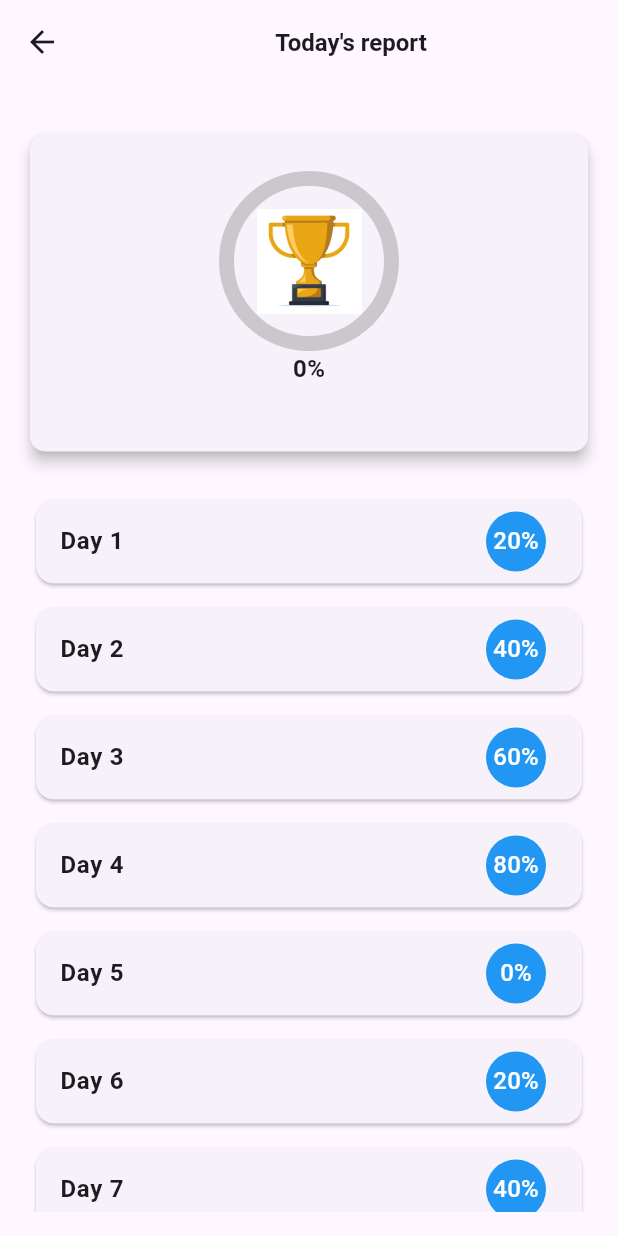
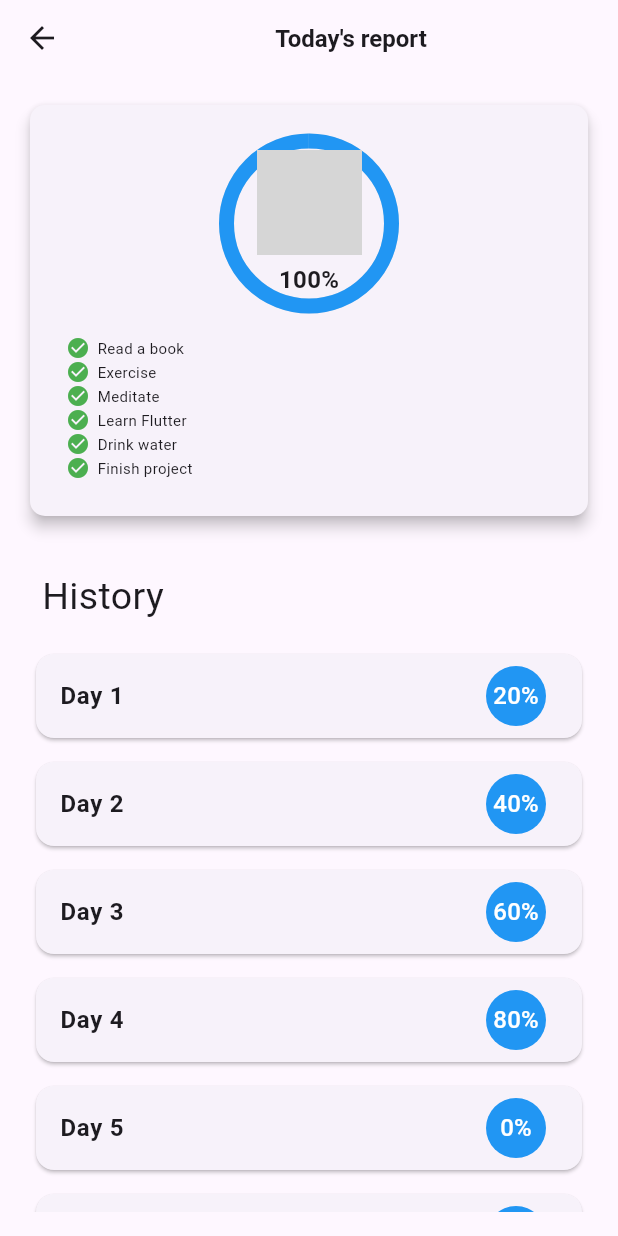
Before and after one commit to AlshaimaaAbdElnaeem/Habit-Tracker, a Flutter app: the ReportPageCall screen opened directly, on a phone screen of 412 x 824 dp. Run offline on Flutter 3.47's test engine with Material 3 defaults, Android fonts, the phone set to English and light mode, and no system bars; drawn by our look-alikes of percent_indicator; our stand-ins replace cloud_firestore, curved_navigation_bar, firebase_auth, firebase_core, firebase_storage, flutter_bloc and 3 more; accounts and stored records are empty; grey boxes are pictures that could not be loaded.

```diff
--- a/lib/features/report/presentation/views/report_page.dart
+++ b/lib/features/report/presentation/views/report_page.dart
@@ -15,7 +15,14 @@ class ReportPageCall extends StatefulWidget {
 }
 
 class _ReportPageState extends State<ReportPageCall> {
-  final List<String> completedTasks = [];
+  final List<String> completedTasks = [
+    'Read a book',
+    'Exercise',
+    'Meditate',
+    'Learn Flutter',
+    'Drink water',
+    'Finish project',
+  ];
 
   final List<String> incompleteTasks = [];
 
@@ -43,7 +50,7 @@ class _ReportPageState extends State<ReportPageCall> {
   Widget build(BuildContext context) {
     return Scaffold(
       appBar: PreferredSize(
-        preferredSize: Size.fromHeight(70.0), //the height of the AppBar
+        preferredSize: Size.fromHeight(50.0), //the height of the AppBar
         child: AppBar(
           title: Row(
             mainAxisAlignment: MainAxisAlignment.center,
@@ -77,40 +84,46 @@ class _ReportPageState extends State<ReportPageCall> {
                 child: Column(
                   children: [
                     // Circular Progress Indicator in the center
-                    Column(
-                      // Align children in the center
+                    Stack(
+                      alignment:
+                      Alignment.center, // Align children in the center
                       children: [
                         Container(
-                          width: 120,
+                          width: 110,
                           // Width of the circular progress indicator
-                          height: 120,
+                          height: 110,
                           // Height of the circular progress indicator
-                          child: ProgressCircle(
-                            radius: 60.0,
-                            centerWidget: Image.asset(
-                              'assets/images/cup.png', // Cup image
-                              width: 80, // Increase image width
-                              height: 70, // Increase image height
-                              // fit: BoxFit.cover,
+                          child: CircularProgressIndicator(
+                            value: _progressValue,
+                            strokeWidth: 10,
+                            // Stroke width
+                            backgroundColor: Colors.grey[300],
+                            valueColor:
+                            AlwaysStoppedAnimation<Color>(Colors.blue),
                           ),
-                            percent: (_progressValue * 100) / 100,
-                          ),
-                          //
-                          // CircularProgressIndicator(
-                          //   value: _progressValue,
-                          //   strokeWidth: 10,
-                          //   // Stroke width
-                          //   backgroundColor: Colors.grey[300],
-                          //   valueColor:
-                          //   AlwaysStoppedAnimation<Color>(Colors.blue),
-                          // ),
                         ),
                         // Image inside the circular progress
+                        Column(
+                          mainAxisAlignment: MainAxisAlignment.center,
+                          children: [
+                            ClipOval(
+                              child: Image.asset(
+                                'images/cup.png', // Cup image
+                                width: 70, // Increase image width
+                                height: 70, // Increase image height
+                                fit: BoxFit.cover,
+                              ),
+                            ),
+                            SizedBox(height: 5),
+                            // Space between image and percentage
+                            // Percentage text
                             Text(
                               '${(_progressValue * 100).toStringAsFixed(0)}%',
                               // Display percentage
                               style: TextStyle(
                                   fontSize: 16, fontWeight: FontWeight.bold),
+                            ),
+                          ],
                         ),
                       ],
                     ),
@@ -134,7 +147,7 @@ class _ReportPageState extends State<ReportPageCall> {
                                     task,
                                     style: TextStyle(
                                         fontSize:
-                                                12), // Decrease task text size
+                                        10), // Decrease task text size
                                   ),
                                 ],
                               )),
@@ -171,6 +184,16 @@ class _ReportPageState extends State<ReportPageCall> {
             ),
             SizedBox(height: 20),
             // Space between progress card and list
+            Padding(
+              padding: const EdgeInsets.all(12.0),
+              child: Container(
+                child: Text(
+                  "History",
+                  style: TextStyle(fontSize: 25),
+                ),
+              ),
+            ),
+
             // List of days with progress percentage
             Expanded(
               child: ListView.builder(
```
Also changed, not shown: lib/Habit_firebase.dart (added, +65 -0 lines), lib/Habit_view.dart (added, +12 -0 lines). Lines whose indentation alone changed are shown as unchanged.
